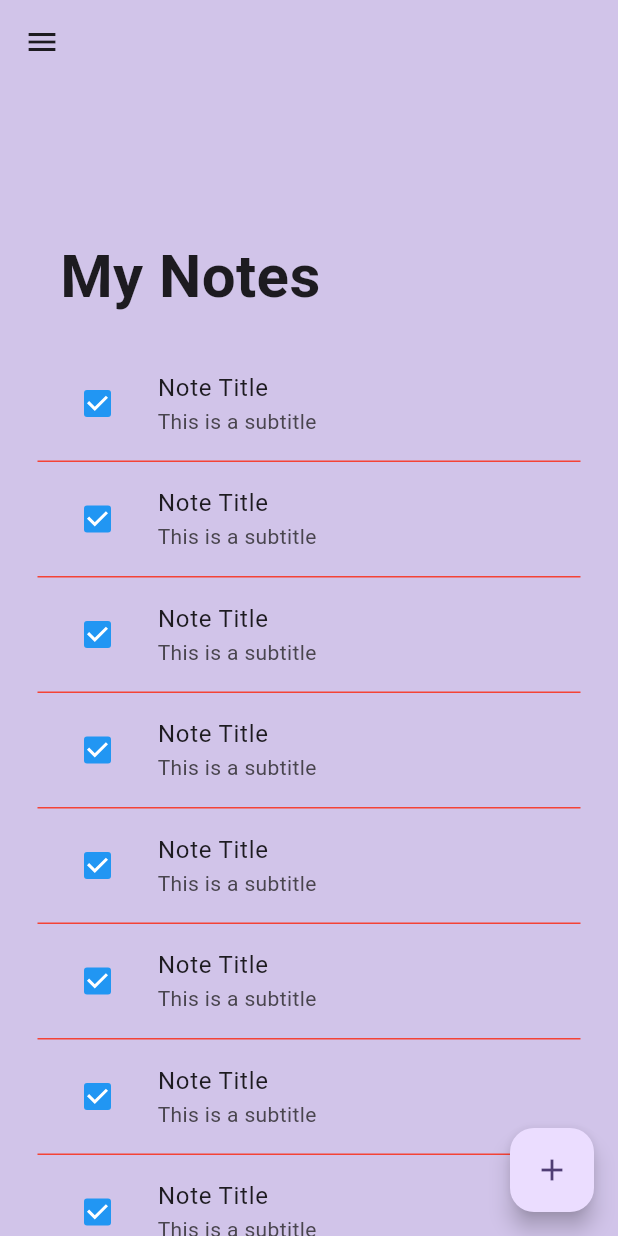
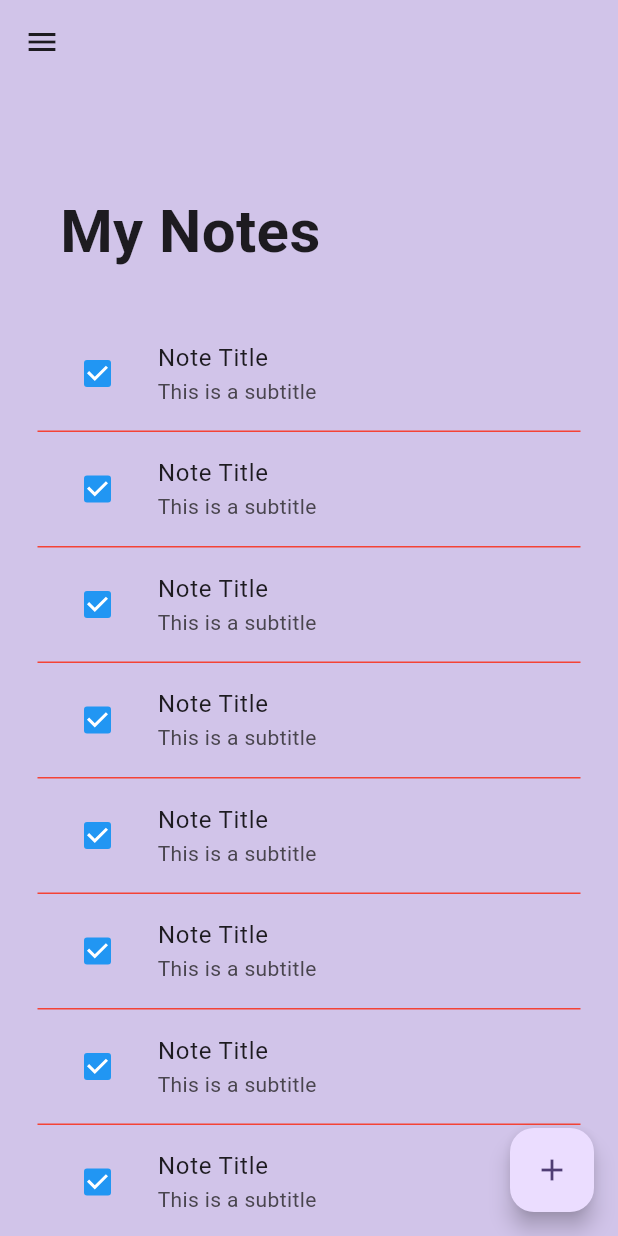
Before and after one commit to tanjilalom/Todo-App, a Flutter app: the screen it shows after launch, on a phone screen of 412 x 824 dp. Run offline on Flutter 3.47's test engine with Material 3 defaults, Android fonts, the phone set to English and light mode, and no system bars; our stand-ins replace get, sqflite; accounts and stored records are empty.

Commit message:
Initial Commit

```diff
--- a/lib/Model/note_model.dart
+++ b/lib/Model/note_model.dart
@@ -0,0 +1,39 @@
+class Note{
+  int? id;
+  String? title;
+  String? description;
+  int? status;
+
+
+  Note({this.title, this.status, this.description, this.id});
+
+  Note.withID({this.title, this.status, this.description, this.id});
+
+
+
+  Map<String, dynamic> toMap(){
+    final map = Map<String, dynamic>();
+
+    if(id != null){
+      map['id'] = id;
+    }
+
+
+    map['title'] = title;
+    map['status'] = status;
+    map['description'] = description;
+    map['id'] = id;
+    return map;
+  }
+
+
+  factory Note.fromMap(Map<String, dynamic> map){
+    return Note.withID(
+      id: map['id'],
+      title: map['title'],
+      description: map['description'],
+      status: map['status'],
+    );
+  }
+
+}
--- a/lib/Pages/HomePage.dart
+++ b/lib/Pages/HomePage.dart
@@ -1,5 +1,6 @@
 import 'package:flutter/material.dart';
 import 'package:todoapp_flutter/widget/drawer.dart';
+import 'package:todoapp_flutter/widget/list.dart';
 import 'package:todoapp_flutter/widget/searchbar.dart';
 import 'package:todoapp_flutter/widget/todo_item.dart';
 
@@ -14,28 +15,6 @@ class homepage extends StatefulWidget {
 
 class _homepageState extends State<homepage> {
 
-
-  Widget _buildNote(int index){
-    return Padding(
-      padding: EdgeInsets.symmetric(horizontal: 25.0),
-      child: Column(
-        children: [
-          ListTile(
-            title: Text('Note Title'),
-            subtitle: Text('This is a subtitle'),
-              leading: Checkbox(
-                onChanged: (value){
-                  print(value);
-                },
-                activeColor: Colors.blue, value: true,
-              ),
-          ),
-          Divider(height: 5.0, color: Colors.red,),
-        ],
-      ),
-
-    );
-  }
 
 
   @override
@@ -67,11 +46,11 @@ class _homepageState extends State<homepage> {
       ),
 
       body: ListView.builder(
-          padding: EdgeInsets.symmetric(vertical: 80.0),
+          padding: EdgeInsets.symmetric(vertical: 40.0),
           itemCount: 10,
           itemBuilder: (BuildContext context, int index){
             if(index == 0){
-              return Padding(padding: EdgeInsets.symmetric(horizontal: 40.0, vertical: 20.0),
+              return Padding(padding: EdgeInsets.symmetric(horizontal: 40.0, vertical: 30.0),
               child: Column(
                 crossAxisAlignment: CrossAxisAlignment.start,
                 children: [
@@ -86,12 +65,9 @@ class _homepageState extends State<homepage> {
               ),
               );
             }
-            return _buildNote(index);
+            return Listitem(index: index,);
           },
       ),
-
-
-
 
     );
   }
--- a/lib/widget/list.dart
+++ b/lib/widget/list.dart
@@ -1,14 +1,13 @@
-/*
 import 'package:flutter/material.dart';
 import 'package:flutter/widgets.dart';
 
-class List extends StatelessWidget {
-  const List({
+class Listitem extends StatelessWidget {
+  Listitem({
     super.key,
     required this.index,
-  })
+  });
 
-  final int index;
+  int index;
 
   @override
   Widget build(BuildContext context) {
@@ -32,4 +31,4 @@ class List extends StatelessWidget {
 
     );
   }
-}*/
+}
```
Also changed, not shown: lib/database/database.dart (added, +110 -0 lines).
